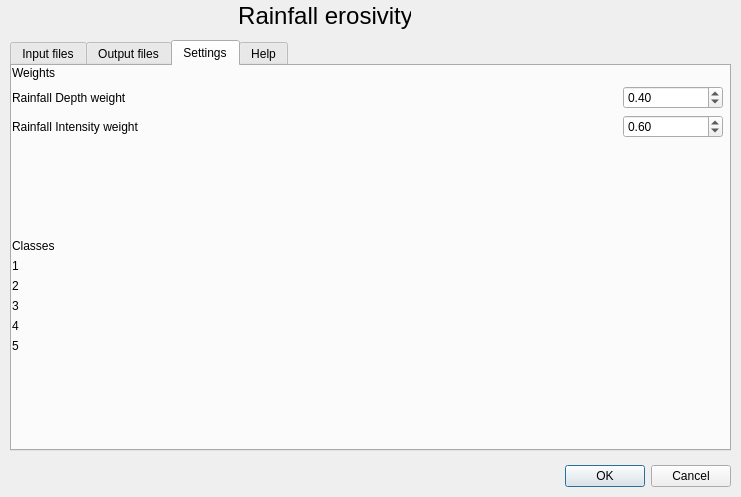
BrunoCombal/qgis_plugins, file rcmrdRFE/rcmrd_rfe_dialog_base.ui: the form before one commit.
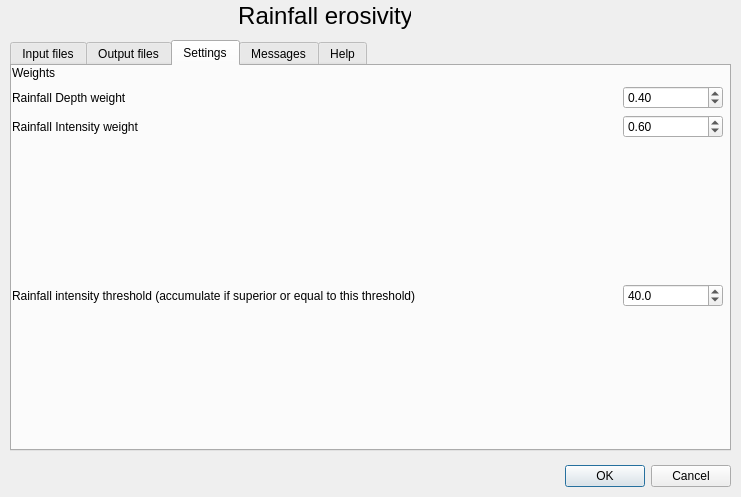
The form after the commit. The open tabs and pages were chosen to show the change.

Patch:
```diff
--- a/rcmrdRFE/rcmrd_rfe_dialog_base.ui
+++ b/rcmrdRFE/rcmrd_rfe_dialog_base.ui
@@ -237,27 +237,6 @@
       </rect>
      </property>
      <layout class="QGridLayout" name="gridLayout_3">
-      <item row="6" column="0">
-       <widget class="QLabel" name="label_13">
-        <property name="text">
-         <string>2</string>
-        </property>
-       </widget>
-      </item>
-      <item row="4" column="0">
-       <widget class="QLabel" name="label_11">
-        <property name="text">
-         <string>Classes</string>
-        </property>
-       </widget>
-      </item>
-      <item row="5" column="0">
-       <widget class="QLabel" name="label_12">
-        <property name="text">
-         <string>1</string>
-        </property>
-       </widget>
-      </item>
       <item row="1" column="1">
        <widget class="QDoubleSpinBox" name="valueWRD">
         <property name="maximumSize">
@@ -309,26 +288,6 @@
         </property>
        </widget>
       </item>
-      <item row="9" column="0">
-       <widget class="QLabel" name="label_16">
-        <property name="text">
-         <string>5</string>
-        </property>
-       </widget>
-      </item>
-      <item row="10" column="0">
-       <spacer name="verticalSpacer_3">
-        <property name="orientation">
-         <enum>Qt::Vertical</enum>
-        </property>
-        <property name="sizeHint" stdset="0">
-         <size>
-          <width>20</width>
-          <height>40</height>
-         </size>
-        </property>
-       </spacer>
-      </item>
       <item row="0" column="0">
        <widget class="QLabel" name="label_10">
         <property name="text">
@@ -336,20 +295,6 @@
         </property>
        </widget>
       </item>
-      <item row="7" column="0">
-       <widget class="QLabel" name="label_14">
-        <property name="text">
-         <string>3</string>
-        </property>
-       </widget>
-      </item>
-      <item row="8" column="0">
-       <widget class="QLabel" name="label_15">
-        <property name="text">
-         <string>4</string>
-        </property>
-       </widget>
-      </item>
       <item row="2" column="0">
        <widget class="QLabel" name="label_9">
         <property name="text">
@@ -357,7 +302,7 @@
         </property>
        </widget>
       </item>
-      <item row="3" column="0">
+      <item row="5" column="0">
        <spacer name="verticalSpacer_4">
         <property name="orientation">
          <enum>Qt::Vertical</enum>
@@ -370,9 +315,60 @@
         </property>
        </spacer>
       </item>
+      <item row="4" column="0">
+       <widget class="QLabel" name="label_11">
+        <property name="text">
+         <string>Rainfall intensity threshold (accumulate if superior or equal to this threshold)</string>
+        </property>
+       </widget>
+      </item>
+      <item row="3" column="0">
+       <spacer name="verticalSpacer_3">
+        <property name="orientation">
+         <enum>Qt::Vertical</enum>
+        </property>
+        <property name="sizeHint" stdset="0">
+         <size>
+          <width>20</width>
+          <height>40</height>
+         </size>
+        </property>
+       </spacer>
+      </item>
+      <item row="4" column="1">
+       <widget class="QDoubleSpinBox" name="intensityThreshold">
+        <property name="decimals">
+         <number>1</number>
+        </property>
+        <property name="maximum">
+         <double>10000000.000000000000000</double>
+        </property>
+        <property name="singleStep">
+         <double>0.100000000000000</double>
+        </property>
+        <property name="value">
+         <double>40.000000000000000</double>
+        </property>
+       </widget>
+      </item>
      </layout>
     </widget>
    </widget>
+   <widget class="QWidget" name="tabMessages">
+    <attribute name="title">
+     <string>Messages</string>
+    </attribute>
+    <widget class="QTextEdit" name="logTextDump">
+     <property name="geometry">
+      <rect>
+       <x>0</x>
+       <y>0</y>
+       <width>721</width>
+       <height>381</height>
+      </rect>
+     </property>
+    </widget>
+   </widget>
    <widget class="QWidget" name="tabHelp">
     <attribute name="title">
      <string>Help</string>
```
Left out of the diff: 12 changed lines with no effect on the pictures.
